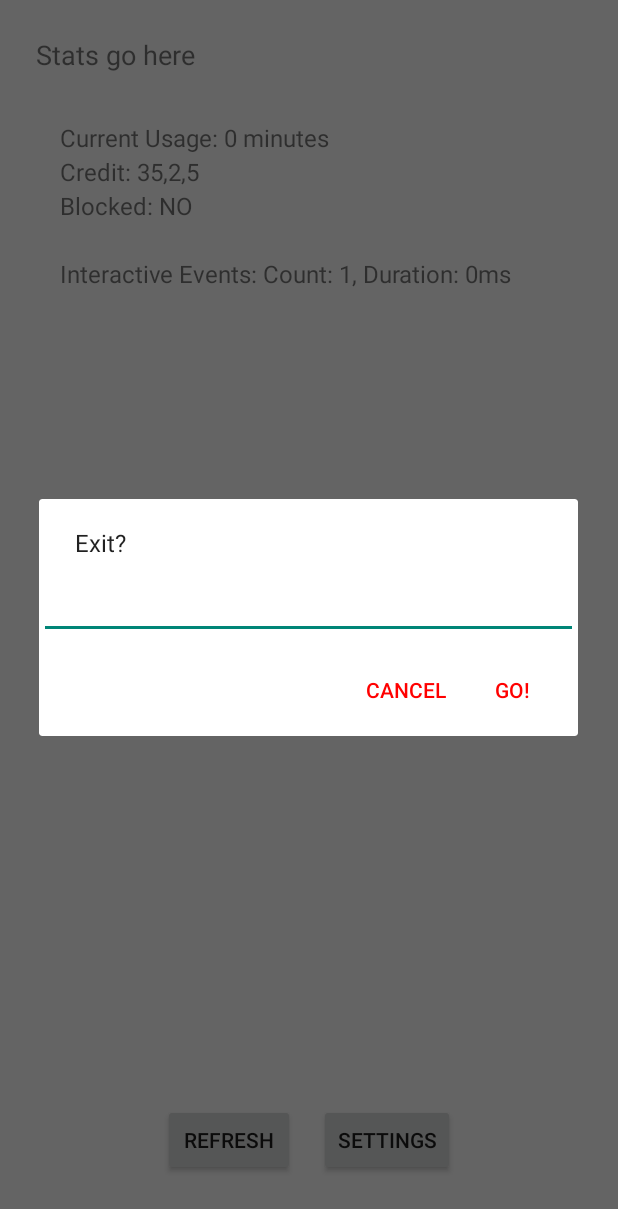
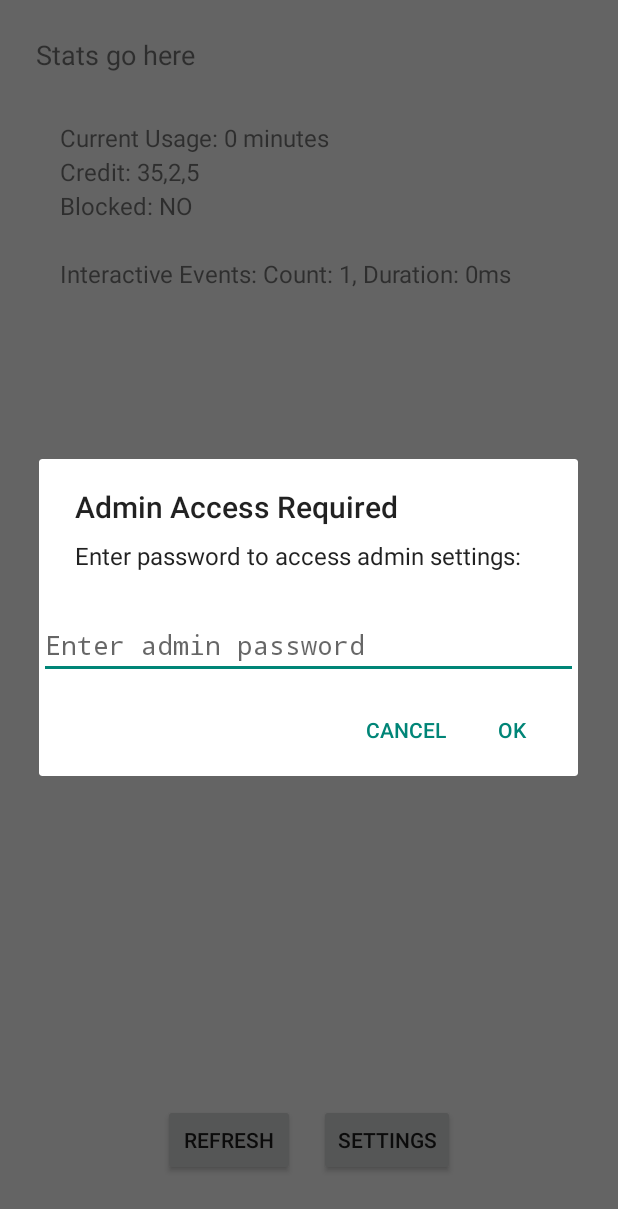
Before and after one commit to childscreentime/cst, an Android app: the StatusFragment screen opened directly, with no data from a screen before it, after a tap on "SETTINGS", on a phone screen of 412 x 824 dp. Shown: the top 1209 px of the screen. Run offline under Robolectric (Android 15) with nearby library versions, the phone set to English and light mode, and no system bars.

Commit message:
added admin password dialog

```diff
--- a/app/src/main/java/io/github/childscreentime/ui/fragments/FirstFragment.java
+++ b/app/src/main/java/io/github/childscreentime/ui/fragments/FirstFragment.java
@@ -19,6 +19,7 @@ import io.github.childscreentime.core.ScreenTimeApplication;
 import io.github.childscreentime.core.TimeManager;
 import io.github.childscreentime.databinding.FragmentFirstBinding;
 import io.github.childscreentime.model.Credit;
+import io.github.childscreentime.utils.AdminPasswordDialog;
 import io.github.childscreentime.utils.Utils;
 
 /**
@@ -70,7 +71,7 @@ public class FirstFragment extends Fragment {
                 @Override
                 public boolean onMenuItemSelected(@NonNull MenuItem menuItem) {
                     if (menuItem.getItemId() == R.id.action_settings) {
-                        new NoticeDialogFragment().show(getActivity().getSupportFragmentManager(), "NoticeDialogFragment");
+                        AdminPasswordDialog.showPasswordDialog(FirstFragment.this, R.id.action_FirstFragment_to_SecondFragment);
                     }
                     return true;
                 }
--- a/app/src/main/java/io/github/childscreentime/ui/fragments/NoticeDialogFragment.java
+++ /dev/null
@@ -1,63 +0,0 @@
-package io.github.childscreentime.ui.fragments;
-
-import static android.content.DialogInterface.BUTTON_NEGATIVE;
-import static android.content.DialogInterface.BUTTON_POSITIVE;
-
-import android.annotation.SuppressLint;
-import android.app.Dialog;
-import android.os.Bundle;
-import android.widget.EditText;
-
-import androidx.appcompat.app.AlertDialog;
-import androidx.core.internal.view.SupportMenu;
-import androidx.fragment.app.DialogFragment;
-import androidx.navigation.fragment.NavHostFragment;
-
-import io.github.childscreentime.R;
-import io.github.childscreentime.ui.activities.MainActivity;
-import io.github.childscreentime.ui.activities.StatusActivity;
-
-import okhttp3.HttpUrl;
-
-/**
- * Dialog fragment for admin access verification
- */
-public class NoticeDialogFragment extends DialogFragment {
-
-    @Override
-    public Dialog onCreateDialog(Bundle savedInstanceState) {
-        AlertDialog.Builder builder = new AlertDialog.Builder(getActivity());
-        EditText input = new EditText(getActivity());
-        input.setInputType(129);
-        builder.setView(input);
-        builder.setMessage("Exit?").setPositiveButton("Go!", (dialog, which) -> {
-            if (input.getText().toString().equals("253")) {
-                input.setText(HttpUrl.FRAGMENT_ENCODE_SET);
-
-                // Try to navigate - works for both MainActivity and StatusActivity now
-                try {
-                    if (getActivity() instanceof MainActivity) {
-                        // We're in MainActivity - navigate from FirstFragment to SecondFragment
-                        NavHostFragment.findNavController(this)
-                                .navigate(R.id.action_FirstFragment_to_SecondFragment);
-                    } else if (getActivity() instanceof StatusActivity) {
-                        // We're in StatusActivity - navigate from StatusFragment to SecondFragment
-                        NavHostFragment.findNavController(this)
-                                .navigate(R.id.action_StatusFragment_to_SecondFragment);
-                    }
-                } catch (Exception e) {
-                    android.util.Log.e("NoticeDialogFragment", "Navigation failed", e);
-                }
-            }
-        }).setNegativeButton("Cancel", (dialog, which) -> dialog.cancel());
-        return builder.create();
-    }
-
-    @SuppressLint("RestrictedApi")
-    @Override
-    public void onStart() {
-        super.onStart();
-        ((AlertDialog) getDialog()).getButton(BUTTON_POSITIVE).setTextColor(SupportMenu.CATEGORY_MASK);
-        ((AlertDialog) getDialog()).getButton(BUTTON_NEGATIVE).setTextColor(SupportMenu.CATEGORY_MASK);
-    }
-}
--- a/app/src/main/java/io/github/childscreentime/ui/fragments/StatusFragment.java
+++ b/app/src/main/java/io/github/childscreentime/ui/fragments/StatusFragment.java
@@ -20,6 +20,7 @@ import io.github.childscreentime.core.ScreenTimeApplication;
 import io.github.childscreentime.core.TimeManager;
 import io.github.childscreentime.databinding.FragmentStatusBinding;
 import io.github.childscreentime.model.Credit;
+import io.github.childscreentime.utils.AdminPasswordDialog;
 import io.github.childscreentime.utils.Utils;
 
 /**
@@ -52,7 +53,7 @@ public class StatusFragment extends Fragment {
             public boolean onMenuItemSelected(@NonNull MenuItem menuItem) {
                 if (menuItem.getItemId() == R.id.action_settings) {
                     Log.d(TAG, "Admin settings menu clicked from StatusFragment");
-                    new NoticeDialogFragment().show(getParentFragmentManager(), "NoticeDialogFragment");
+                    AdminPasswordDialog.showPasswordDialog(StatusFragment.this, R.id.action_StatusFragment_to_SecondFragment);
                     return true;
                 }
                 return false;
@@ -73,7 +74,7 @@ public class StatusFragment extends Fragment {
         if (settingsButton != null) {
             settingsButton.setOnClickListener(v -> {
                 Log.d(TAG, "Settings button clicked - opening admin dialog");
-                new NoticeDialogFragment().show(getParentFragmentManager(), "NoticeDialogFragment");
+                AdminPasswordDialog.showPasswordDialog(StatusFragment.this, R.id.action_StatusFragment_to_SecondFragment);
             });
         }
     }
--- /dev/null
+++ b/app/src/main/java/io/github/childscreentime/utils/AdminPasswordDialog.java
@@ -0,0 +1,108 @@
+package io.github.childscreentime.utils;
+
+import android.content.Context;
+import android.util.Log;
+import androidx.appcompat.app.AlertDialog;
+import androidx.fragment.app.Fragment;
+import androidx.navigation.fragment.NavHostFragment;
+
+import io.github.childscreentime.R;
+
+/**
+ * Utility class for handling admin password dialogs across the app
+ */
+public class AdminPasswordDialog {
+    private static final String TAG = "AdminPasswordDialog";
+    private static final String ADMIN_PASSWORD = "253";
+
+    /**
+     * Interface for handling successful password authentication
+     */
+    public interface OnPasswordSuccessListener {
+        void onPasswordSuccess();
+    }
+
+    /**
+     * Show password dialog and navigate to SecondFragment on success
+     * @param fragment The fragment from which to show the dialog and navigate
+     * @param navigationAction The navigation action ID to use (e.g., R.id.action_FirstFragment_to_SecondFragment)
+     */
+    public static void showPasswordDialog(Fragment fragment, int navigationAction) {
+        showPasswordDialog(fragment.getContext(), () -> navigateToSecondFragment(fragment, navigationAction));
+    }
+
+    /**
+     * Show password dialog with custom success callback
+     * @param context The context to show the dialog in
+     * @param onSuccess Callback to execute on successful password entry
+     */
+    public static void showPasswordDialog(Context context, OnPasswordSuccessListener onSuccess) {
+        if (context == null) {
+            Log.w(TAG, "Cannot show dialog - context is null");
+            return;
+        }
+
+        // Create password input
+        android.widget.EditText passwordInput = new android.widget.EditText(context);
+        passwordInput.setHint("Enter admin password");
+        passwordInput.setInputType(android.text.InputType.TYPE_CLASS_NUMBER | android.text.InputType.TYPE_NUMBER_VARIATION_PASSWORD);
+
+        // Create AlertDialog
+        new AlertDialog.Builder(context)
+            .setTitle("Admin Access Required")
+            .setMessage("Enter password to access admin settings:")
+            .setView(passwordInput)
+            .setPositiveButton("OK", (dialog, which) -> {
+                String enteredPassword = passwordInput.getText().toString();
+                if (ADMIN_PASSWORD.equals(enteredPassword)) {
+                    Log.d(TAG, "Correct password entered - executing success callback");
+                    if (onSuccess != null) {
+                        onSuccess.onPasswordSuccess();
+                    }
+                } else {
+                    Log.d(TAG, "Incorrect password entered");
+                    showPasswordError(context);
+                }
+            })
+            .setNegativeButton("Cancel", (dialog, which) -> {
+                Log.d(TAG, "Password dialog cancelled");
+                dialog.dismiss();
+            })
+            .setCancelable(true)
+            .show();
+    }
+
+    /**
+     * Check if the provided password is correct
+     * @param password The password to check
+     * @return true if password is correct
+     */
+    public static boolean isPasswordCorrect(String password) {
+        return ADMIN_PASSWORD.equals(password);
+    }
+
+    /**
+     * Navigate to SecondFragment after successful authentication
+     */
+    private static void navigateToSecondFragment(Fragment fragment, int navigationAction) {
+        try {
+            NavHostFragment.findNavController(fragment)
+                .navigate(navigationAction);
+            Log.d(TAG, "Navigation to SecondFragment successful");
+        } catch (Exception e) {
+            Log.e(TAG, "Failed to navigate to SecondFragment", e);
+        }
+    }
+
+    /**
+     * Show password error message
+     */
+    private static void showPasswordError(Context context) {
+        new AlertDialog.Builder(context)
+            .setTitle("Access Denied")
+            .setMessage("Incorrect password!\nAccess denied.")
+            .setPositiveButton("OK", (dialog, which) -> dialog.dismiss())
+            .setCancelable(true)
+            .show();
+    }
+}
```
